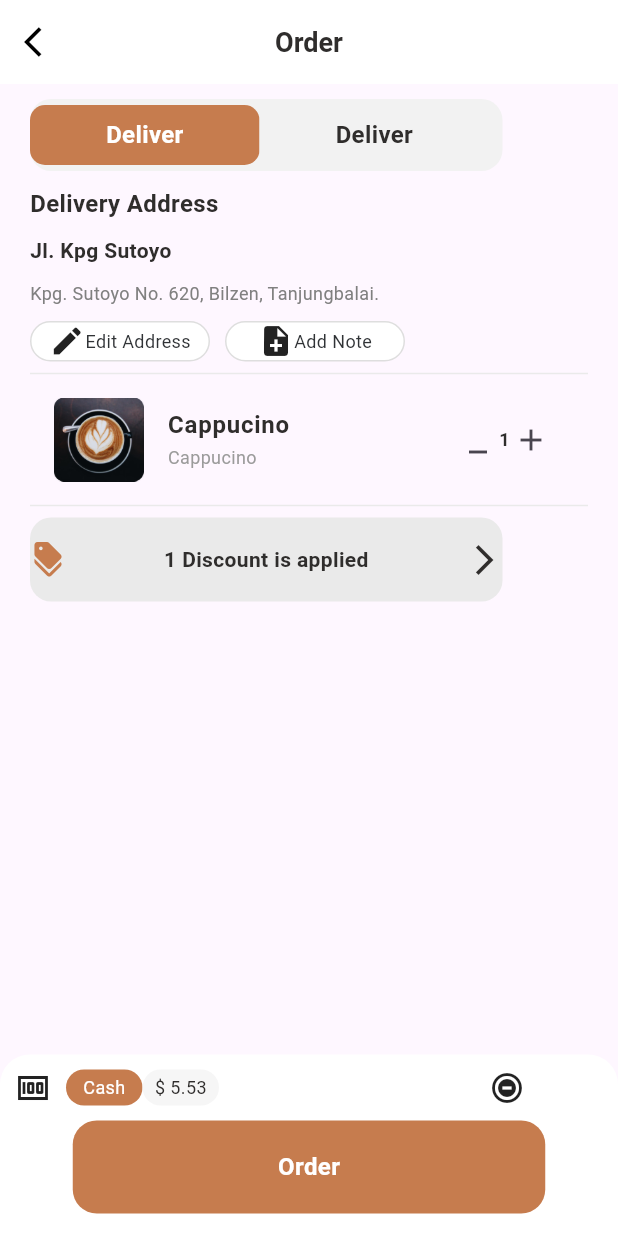
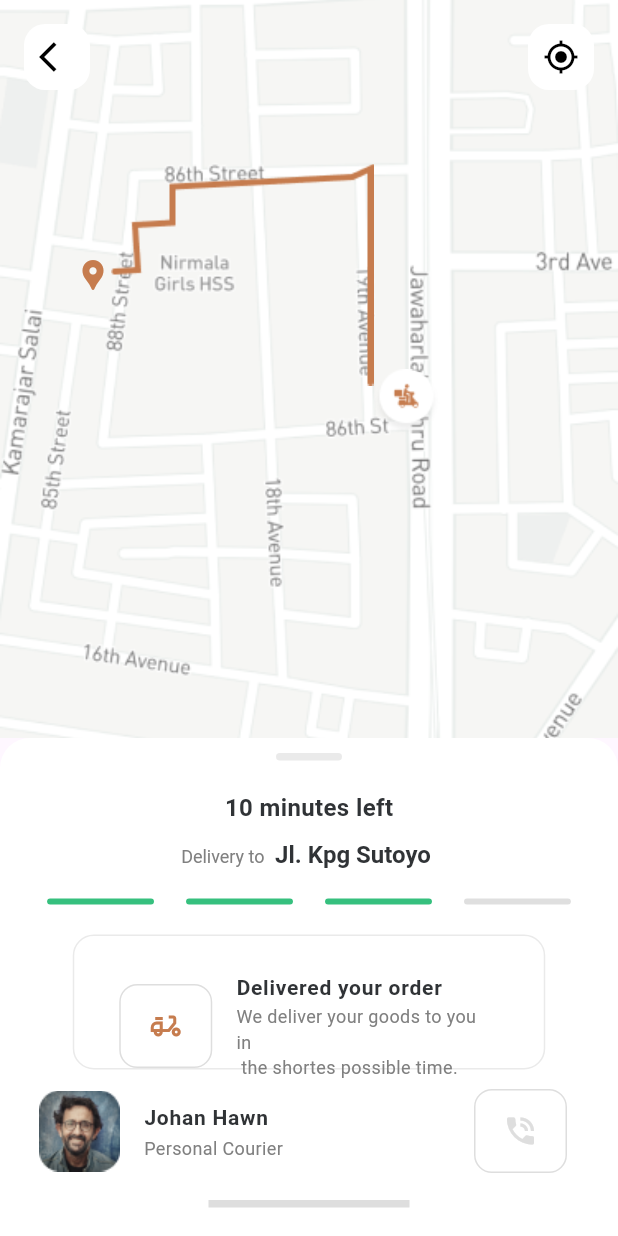
Before and after one commit to Nabil134/coffee_app_ui_challenge, a Flutter app: the OrderPage screen opened directly, after a tap on "Order", on a phone screen of 412 x 824 dp. Run offline on Flutter 3.47's test engine with Material 3 defaults, Android fonts, the phone set to English and light mode, and no system bars; our stand-ins replace flutter_screenutil.

Commit message:
coffee_app_ui_challenge

```diff
--- /dev/null
+++ b/lib/Screens/main_screen/nav_pages/home/delivery_page.dart
@@ -0,0 +1,212 @@
+import 'package:flutter/material.dart';
+class DeliveryPage extends StatefulWidget {
+  const DeliveryPage({super.key});
+
+  @override
+  State<DeliveryPage> createState() => _DeliveryPageState();
+}
+
+class _DeliveryPageState extends State<DeliveryPage> {
+  @override
+  Widget build(BuildContext context) {
+    return  Scaffold(
+      //bottomNavigationBar start here
+      bottomNavigationBar: Container(
+        height: 332,
+        width: 375,
+        padding: const EdgeInsets.all(10),
+        decoration: BoxDecoration(
+          color: Color(0xffFFFFFF),
+          borderRadius: BorderRadius.only(
+            topLeft: Radius.circular(20),
+            topRight: Radius.circular(20),
+          ),
+        ),
+     child: Column(children: [
+       Container(
+         height: 5,
+         width: 44,
+         decoration: BoxDecoration(
+           color: Color(0xffEAEAEA),
+           borderRadius: BorderRadius.circular(2.5),
+         ),
+       ),
+     const SizedBox(height: 20,),
+       Text('10 minutes left',style: TextStyle(
+         color: Color(0xff303336),
+         fontSize: 16,
+         fontWeight: FontWeight.w600,
+       ),),
+       const SizedBox(height: 10,),
+       RichText(text: const TextSpan(
+         text: 'Delivery to ',style: TextStyle(
+         color: Color(0xff808080),
+         fontSize: 12,
+         fontWeight: FontWeight.w400,
+       ),
+         children:<TextSpan> [
+           TextSpan(
+             text: ' Jl. Kpg Sutoyo ',style: TextStyle(
+             color: Color(0xff303336),
+             fontSize: 16,
+             fontWeight: FontWeight.w600,
+           ),
+           ),
+         ],
+       ),
+       ),
+const SizedBox(height: 20,),
+Row(
+  mainAxisAlignment: MainAxisAlignment.spaceEvenly,
+  children: [
+  CustomDivider(color: Color(0xff36C07E),),
+  CustomDivider(color: Color(0xff36C07E),),
+  CustomDivider(color: Color(0xff36C07E),),
+  CustomDivider(color: Color(0xffDFDFDF),),
+],),
+   const SizedBox(height: 20,),
+       Container(
+         padding: EdgeInsets.only(left: 14,top: 16,right: 14,bottom: 16),
+     height: 90,
+     width: 315,
+     decoration: BoxDecoration(
+       color: Color(0xffFFFFFF),
+       borderRadius: BorderRadius.circular(14),
+       border: Border.all(color: Color(0xffEAEAEA),),
+     ),
+   child: ListTile(
+     title:  Text('Delivered your order',style: TextStyle(
+       color: Color(0xff303336),
+       fontSize: 14,
+       fontWeight: FontWeight.w600,
+     ),),
+     subtitle:  Text('We deliver your goods to you in\n the shortes possible time.',style: TextStyle(
+       color: Color(0xff808080),
+       fontSize: 12,
+       fontWeight: FontWeight.w400,
+     ),),
+ leading: Container(
+   height: 62,
+   width: 62,
+   decoration: BoxDecoration(
+     color: Color(0xffFFFFFF),
+       borderRadius: BorderRadius.circular(12),
+       border: Border.all(color: Color(0xffDEDEDE),),
+   ),
+ child: Icon(Icons.delivery_dining_outlined,color: Color(0xffC67C4E),),
+ ),
+   ),
+       ),
+   const SizedBox(height: 5,),
+   /*last portion start*/
+       ListTile(
+         title:  Text('Johan Hawn',style: TextStyle(
+           color: Color(0xff303336),
+           fontSize: 14,
+           fontWeight: FontWeight.w600,
+         ),),
+         subtitle:  Text('Personal Courier',style: TextStyle(
+           color: Color(0xff808080),
+           fontSize: 12,
+           fontWeight: FontWeight.w400,
+         ),),
+      leading: Image.asset('assets/person.png'),
+         trailing: Container(
+           height: 62,
+           width: 62,
+           decoration: BoxDecoration(
+             color: Color(0xffFFFFFF),
+             borderRadius: BorderRadius.circular(12),
+             border: Border.all(color: Color(0xffDEDEDE),),
+           ),
+           child: Icon(Icons.phone_in_talk,color: Color(0xffDEDEDE),),
+         ),
+       ),
+       /*last portion end*/
+       const SizedBox(height: 10,),
+       Container(
+         height: 5,
+         width: 134,
+         decoration: BoxDecoration(
+           color:Color(0xffDEDEDE),
+         ),
+       ),
+     ],),
+      ),
+      //bottomNavigationBar end here
+   body: Stack(children: [
+     Positioned.fill(child: Image.asset('assets/maps.png',
+       fit: BoxFit.cover,
+     ),),
+
+     ListView(children: [
+/*first portion start here*/
+       Padding(
+         padding: const EdgeInsets.all(16.0),
+         child: Row(
+           mainAxisAlignment: MainAxisAlignment.spaceBetween,
+           children: [
+           Container(height: 44,
+             width: 44,
+             decoration: BoxDecoration(
+               color: Color(0xffFFFFFF),
+               borderRadius: BorderRadius.circular(14),
+             ),
+           child: Center(
+             child: Icon(Icons.arrow_back_ios,color: Colors.black,),
+           ),
+           ),
+           Container(height: 44,
+             width: 44,
+             decoration: BoxDecoration(
+               color: Color(0xffFFFFFF),
+               borderRadius: BorderRadius.circular(14),
+             ),
+             child: Center(
+               child: Icon(Icons.gps_fixed,color: Colors.black,),
+             ),
+           ),
+         ],),
+       ),
+       /*first portion end here*/
+       /*second portion start here*/
+       Padding(
+         padding: const EdgeInsets.only(left: 50),
+         child: Row(
+           children: [
+             Icon(Icons.location_pin,color: Color(0xffC67C4E),),
+             Image.asset('assets/Vector 2.png'),
+             Container(
+               margin:  EdgeInsets.only(right: 50,top: 170),
+               child: Image.asset('assets/ride.png'),),
+           ],
+         ),
+       ),
+       /*second portion end here*/
+
+
+     ],),
+
+   ],),
+    );
+  }
+}
+/*customDivider start here*/
+class CustomDivider extends StatelessWidget {
+  final Color color;
+
+  CustomDivider({Key? key, required this.color}) : super(key: key);
+
+  @override
+  Widget build(BuildContext context) {
+    return Container(
+      height: 4,
+      width: 71.25,
+      decoration: BoxDecoration(
+        color: color,
+        borderRadius: BorderRadius.circular(20),
+      ),
+    );
+  }
+}
+/*customDivider end here*/
--- a/lib/Screens/main_screen/nav_pages/home/order_page.dart
+++ b/lib/Screens/main_screen/nav_pages/home/order_page.dart
@@ -1,3 +1,4 @@
+import 'package:coffeeappui/Screens/main_screen/nav_pages/home/delivery_page.dart';
 import 'package:flutter/material.dart';
 
 class OrderPage extends StatefulWidget {
@@ -77,6 +78,7 @@ const SizedBox(width: 180,),
    const SizedBox(height: 10,),
     GestureDetector(
       onTap: (){
+        Navigator.push(context,MaterialPageRoute(builder: (context) =>DeliveryPage()));
       },
       child: Container(height: 62,
         width: 315,
@@ -133,7 +135,7 @@ const SizedBox(width: 180,),
               color: Color(0xffF2F2F2),
               borderRadius: BorderRadius.circular(10),
             ),
-            child: Center(child: Text('Deliver',style: TextStyle(
+            child: Center(child: Text('Pick Up',style: TextStyle(
               color: Color(0xff2F2D2C),
               fontSize: 16,
               fontWeight: FontWeight.w600,
@@ -197,21 +199,26 @@ const SizedBox(width: 180,),
              Container(
                height: 28,
                width: 28,
+               padding: EdgeInsets.only(bottom: 8),
                decoration: BoxDecoration(
                  borderRadius: BorderRadius.circular(20),
+                 color: Color(0xffFFFFFF),
                ),
-          child: Icon(Icons.minimize),
+               child: Icon(Icons.minimize_rounded),
              ),
+             const SizedBox(width: 5,),
              Text('1',style: TextStyle(
                color: Color(0xff2F2D2C),
                fontSize: 12,
                fontWeight: FontWeight.w600,
              ),),
+             const SizedBox(width: 5,),
              Container(
                height: 28,
                width: 28,
                decoration: BoxDecoration(
                  borderRadius: BorderRadius.circular(20),
+                 color: Color(0xffFFFFFF),
                ),
                child: Icon(Icons.add),
              ),
@@ -225,9 +232,11 @@ const SizedBox(width: 180,),
          Container(
            height: 56,
            width: 315,
+           padding: const EdgeInsets.all(8),
            decoration: BoxDecoration(
-             color: Color(0xffEAEAEA),
+             color: Color(0xffFFFFFF),
              borderRadius: BorderRadius.circular(14),
+             border: Border.all(color: Color(0xffEAEAEA),),
            ),
          child: Row(
            mainAxisAlignment: MainAxisAlignment.spaceBetween,
@@ -242,7 +251,75 @@ const SizedBox(width: 180,),
          ],),
          ),
          /*seven portion end here*/
+         const SizedBox(height: 10,),
+         /*eight portion start here*/
+         Text('Payment Summary',style: TextStyle(
+           color: Color(0xff2F2D2C),
+           fontSize: 16,
+           fontWeight: FontWeight.w600,
+         ),),
+         /*eight portion end here*/
+         const SizedBox(height: 10,),
+         /*nine portion start here*/
+         Row(
+           mainAxisAlignment: MainAxisAlignment.spaceBetween,
+           children: [
+           Text('Price',style: TextStyle(
+             color: Color(0xff2F2D2C),
+             fontSize: 14,
+             fontWeight: FontWeight.w400,
+           ),),
+           Text('\$ 4.53',style: TextStyle(
+             color: Color(0xff2F2D2C),
+             fontSize: 14,
+             fontWeight: FontWeight.w600,
+           ),),
+         ],),
+         /*nine portion end here*/
+         const SizedBox(height: 10,),
+         /*ten portion start here*/
+         Row(
+           mainAxisAlignment: MainAxisAlignment.spaceBetween,
+           children: [
+           Text('Delivery Fee',style: TextStyle(
+             color: Color(0xff2F2D2C),
+             fontSize: 14,
+             fontWeight: FontWeight.w400,
+           ),),
 
+           Row(children: [
+             Text(' \$ 2.0',
+               style: TextStyle(
+                 decoration: TextDecoration.lineThrough,
+               color: Color(0xff2F2D2C),
+               fontSize: 14,
+               fontWeight: FontWeight.w400,
+             ),),
+             Text(' \$ 1.0',style: TextStyle(
+               color: Color(0xff2F2D2C),
+               fontSize: 14,
+               fontWeight: FontWeight.w400,
+             ),),
+           ],),
+         ],),
+         /*ten portion end here*/
+         const SizedBox(height: 10,),
+         /*last portion start here*/
+         Row(
+           mainAxisAlignment: MainAxisAlignment.spaceBetween,
+           children: [
+             Text('Total Payment',style: TextStyle(
+               color: Color(0xff2F2D2C),
+               fontSize: 14,
+               fontWeight: FontWeight.w400,
+             ),),
+             Text('\$ 5.53',style: TextStyle(
+               color: Color(0xff2F2D2C),
+               fontSize: 14,
+               fontWeight: FontWeight.w600,
+             ),),
+           ],),
+         /*last portion end here*/
      ],),),
    ),
     );
```
Also changed, not shown: assets/Vector 2.png (added), assets/maps.png (added), assets/person.png (added), assets/ride.png (added). Lines whose indentation alone changed are shown as unchanged.
